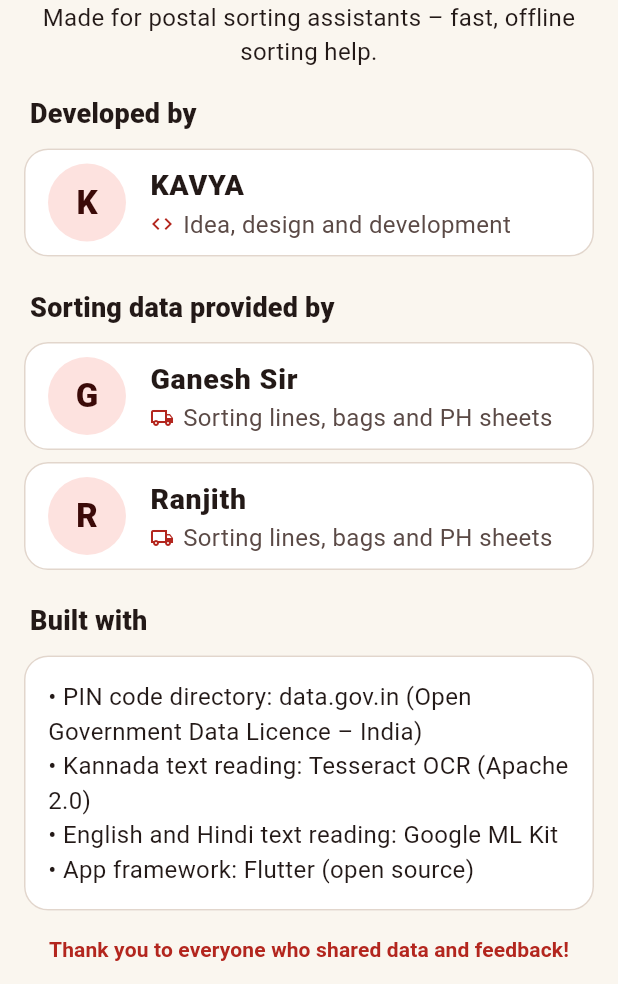
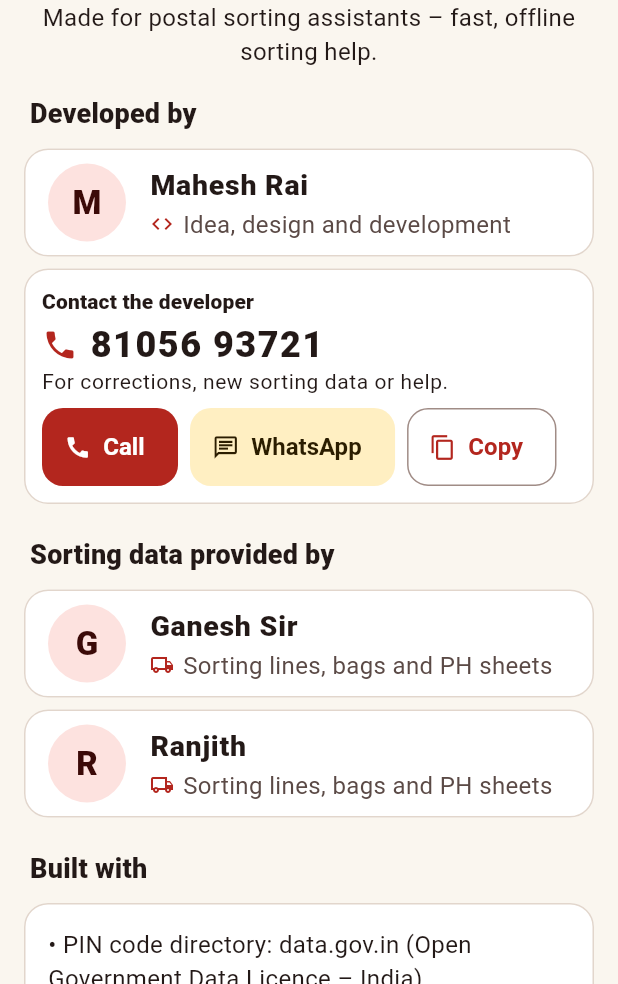
Before and after one commit to maheshraikg/po-sorting, a Flutter app: the ContributorsScreen screen opened directly, on a phone screen of 412 x 824 dp, the part 252-1236 px from its top. Run offline on Flutter 3.47's test engine with Material 3 defaults, Android fonts, the phone set to English and light mode, and no system bars; our stand-ins replace camera, csv, file_picker, flutter_tts, share_plus, shared_preferences and 3 more; missing offline and left inert: excel, google_mlkit_text_recognition; accounts and stored records are empty.

Commit message:
Contributors: developer Mahesh Rai with contact number
- Call (opens the dialer), WhatsApp and Copy buttons; no phone or
  internet permission added.
- Version 1.0.7 (8).

Co-Authored-By: Claude Opus 5.5 <noreply@anthropic.com>
Claude-Session: https://claude.ai/code/session_01J7NCzQ6vFe1yu161DyXRnu

```diff
--- a/lib/core/constants.dart
+++ b/lib/core/constants.dart
@@ -3,7 +3,7 @@ library;
 
 const String kAppNameEn = 'PO Sorting';
 const String kAppNameKn = 'ಪಿಒ ಸಾರ್ಟಿಂಗ್';
-const String kAppVersion = '1.0.6';
+const String kAppVersion = '1.0.7';
 
 /// Shown verbatim on the About screen (plus translations).
 const String kDisclaimerEn =
--- a/lib/core/l10n/app_en.arb
+++ b/lib/core/l10n/app_en.arb
@@ -1073,5 +1073,9 @@
   "roleData": "Sorting lines, bags and PH sheets",
   "creditsTitle": "Built with",
   "creditsText": "• PIN code directory: data.gov.in (Open Government Data Licence – India)\n• Kannada text reading: Tesseract OCR (Apache 2.0)\n• English and Hindi text reading: Google ML Kit\n• App framework: Flutter (open source)",
-  "contributorsThanks": "Thank you to everyone who shared data and feedback!"
+  "contributorsThanks": "Thank you to everyone who shared data and feedback!",
+  "contactDeveloper": "Contact the developer",
+  "contactDeveloperHint": "For corrections, new sorting data or help.",
+  "call": "Call",
+  "cannotOpenApp": "Could not open the app on this phone."
 }
--- a/lib/core/l10n/app_hi.arb
+++ b/lib/core/l10n/app_hi.arb
@@ -522,5 +522,9 @@
   "roleData": "सॉर्टिंग लाइनें, बैग और PH शीट",
   "creditsTitle": "इनसे बना",
   "creditsText": "• पिन कोड निर्देशिका: data.gov.in (ओपन गवर्नमेंट डेटा लाइसेंस – भारत)\n• कन्नड़ पाठ पढ़ना: Tesseract OCR (Apache 2.0)\n• अंग्रेज़ी और हिंदी पाठ पढ़ना: Google ML Kit\n• ऐप फ्रेमवर्क: Flutter (ओपन सोर्स)",
-  "contributorsThanks": "डेटा और सुझाव देने वाले सभी का धन्यवाद!"
+  "contributorsThanks": "डेटा और सुझाव देने वाले सभी का धन्यवाद!",
+  "contactDeveloper": "डेवलपर से संपर्क करें",
+  "contactDeveloperHint": "सुधार, नया सॉर्टिंग डेटा या मदद के लिए।",
+  "call": "कॉल करें",
+  "cannotOpenApp": "इस फ़ोन पर ऐप नहीं खुल सका।"
 }
--- a/lib/core/l10n/app_kn.arb
+++ b/lib/core/l10n/app_kn.arb
@@ -522,5 +522,9 @@
   "roleData": "ಸಾರ್ಟಿಂಗ್ ಲೈನ್‌ಗಳು, ಚೀಲಗಳು ಮತ್ತು PH ಹಾಳೆಗಳು",
   "creditsTitle": "ಬಳಸಲಾದ ಸಾಧನಗಳು",
   "creditsText": "• ಪಿನ್ ಕೋಡ್ ಡೈರೆಕ್ಟರಿ: data.gov.in (ಮುಕ್ತ ಸರ್ಕಾರಿ ದತ್ತಾಂಶ ಪರವಾನಗಿ – ಭಾರತ)\n• ಕನ್ನಡ ಪಠ್ಯ ಓದುವಿಕೆ: Tesseract OCR (Apache 2.0)\n• ಇಂಗ್ಲಿಷ್ ಮತ್ತು ಹಿಂದಿ ಪಠ್ಯ ಓದುವಿಕೆ: Google ML Kit\n• ಆ್ಯಪ್ ಚೌಕಟ್ಟು: Flutter (ಮುಕ್ತ ಮೂಲ)",
-  "contributorsThanks": "ಮಾಹಿತಿ ಮತ್ತು ಸಲಹೆ ನೀಡಿದ ಎಲ್ಲರಿಗೂ ಧನ್ಯವಾದಗಳು!"
+  "contributorsThanks": "ಮಾಹಿತಿ ಮತ್ತು ಸಲಹೆ ನೀಡಿದ ಎಲ್ಲರಿಗೂ ಧನ್ಯವಾದಗಳು!",
+  "contactDeveloper": "ಡೆವಲಪರ್ ಅವರನ್ನು ಸಂಪರ್ಕಿಸಿ",
+  "contactDeveloperHint": "ತಿದ್ದುಪಡಿಗಳು, ಹೊಸ ಸಾರ್ಟಿಂಗ್ ಮಾಹಿತಿ ಅಥವಾ ಸಹಾಯಕ್ಕಾಗಿ.",
+  "call": "ಕರೆ ಮಾಡಿ",
+  "cannotOpenApp": "ಈ ಫೋನ್‌ನಲ್ಲಿ ಆ್ಯಪ್ ತೆರೆಯಲು ಆಗಲಿಲ್ಲ."
 }
--- a/lib/core/l10n/app_localizations.dart
+++ b/lib/core/l10n/app_localizations.dart
@@ -3237,6 +3237,30 @@ abstract class AppLocalizations {
   /// In en, this message translates to:
   /// **'Thank you to everyone who shared data and feedback!'**
   String get contributorsThanks;
+
+  /// No description provided for @contactDeveloper.
+  ///
+  /// In en, this message translates to:
+  /// **'Contact the developer'**
+  String get contactDeveloper;
+
+  /// No description provided for @contactDeveloperHint.
+  ///
+  /// In en, this message translates to:
+  /// **'For corrections, new sorting data or help.'**
+  String get contactDeveloperHint;
+
+  /// No description provided for @call.
+  ///
+  /// In en, this message translates to:
+  /// **'Call'**
+  String get call;
+
+  /// No description provided for @cannotOpenApp.
+  ///
+  /// In en, this message translates to:
+  /// **'Could not open the app on this phone.'**
+  String get cannotOpenApp;
 }
 
 class _AppLocalizationsDelegate
--- a/lib/core/l10n/app_localizations_en.dart
+++ b/lib/core/l10n/app_localizations_en.dart
@@ -1796,4 +1796,17 @@ class AppLocalizationsEn extends AppLocalizations {
   @override
   String get contributorsThanks =>
       'Thank you to everyone who shared data and feedback!';
+
+  @override
+  String get contactDeveloper => 'Contact the developer';
+
+  @override
+  String get contactDeveloperHint =>
+      'For corrections, new sorting data or help.';
+
+  @override
+  String get call => 'Call';
+
+  @override
+  String get cannotOpenApp => 'Could not open the app on this phone.';
 }
--- a/lib/features/settings/contributors_screen.dart
+++ b/lib/features/settings/contributors_screen.dart
@@ -2,13 +2,19 @@
 library;
 
 import 'package:flutter/material.dart';
+import 'package:flutter/services.dart';
 
 import '../../core/constants.dart';
 import '../../core/l10n/app_localizations.dart';
 
-/// Contributors: (name, role) per group. Edit here to add people.
-const kDeveloper = 'KAVYA';
+/// Contributors. Edit here to add people.
+const kDeveloper = 'Mahesh Rai';
+
+/// Developer's contact number (shown in the app, so it is public).
+const kDeveloperPhone = '8105693721';
 const kDataContributors = ['Ganesh Sir', 'Ranjith'];
+
+const _contact = MethodChannel('po_sorting/contact');
 
 class ContributorsScreen extends StatelessWidget {
   const ContributorsScreen({super.key});
@@ -42,6 +48,53 @@ class ContributorsScreen extends StatelessWidget {
           Text(l.contributorsIntro, textAlign: TextAlign.center, style: t.bodyMedium),
           heading(l.developedBy),
           person(kDeveloper, l.roleDeveloper, Icons.code, key: const ValueKey('contributor_developer')),
+          Card(
+            key: const ValueKey('contact_card'),
+            child: Padding(
+              padding: const EdgeInsets.all(12),
+              child: Column(
+                crossAxisAlignment: CrossAxisAlignment.start,
+                children: [
+                  Text(l.contactDeveloper, style: t.titleSmall?.copyWith(fontWeight: FontWeight.w800)),
+                  const SizedBox(height: 4),
+                  Row(children: [
+                    Icon(Icons.phone, color: cs.primary),
+                    const SizedBox(width: 8),
+                    SelectableText(_spaced(kDeveloperPhone), style: t.titleLarge?.copyWith(fontWeight: FontWeight.w900, letterSpacing: 1)),
+                  ]),
+                  Text(l.contactDeveloperHint, style: t.bodySmall),
+                  const SizedBox(height: 8),
+                  Wrap(
+                    spacing: 8,
+                    runSpacing: 8,
+                    children: [
+                      FilledButton.icon(
+                        key: const ValueKey('contact_call'),
+                        onPressed: () => _open(context, 'dial', kDeveloperPhone),
+                        icon: const Icon(Icons.call),
+                        label: Text(l.call),
+                      ),
+                      FilledButton.tonalIcon(
+                        key: const ValueKey('contact_whatsapp'),
+                        onPressed: () => _open(context, 'whatsapp', '91$kDeveloperPhone'),
+                        icon: const Icon(Icons.chat_outlined),
+                        label: const Text('WhatsApp'),
+                      ),
+                      OutlinedButton.icon(
+                        key: const ValueKey('contact_copy'),
+                        onPressed: () {
+                          Clipboard.setData(const ClipboardData(text: kDeveloperPhone));
+                          ScaffoldMessenger.of(context).showSnackBar(SnackBar(content: Text(l.copied)));
+                        },
+                        icon: const Icon(Icons.copy),
+                        label: Text(l.copy),
+                      ),
+                    ],
+                  ),
+                ],
+              ),
+            ),
+          ),
           heading(l.dataProvidedBy),
           for (final n in kDataContributors) person(n, l.roleData, Icons.local_shipping_outlined, key: ValueKey('contributor_$n')),
           heading(l.creditsTitle),
@@ -53,3 +106,19 @@ class ContributorsScreen extends StatelessWidget {
     );
   }
 }
+
+String _spaced(String n) => n.length == 10 ? '${n.substring(0, 5)} ${n.substring(5)}' : n;
+
+Future<void> _open(BuildContext context, String method, String number) async {
+  final messenger = ScaffoldMessenger.of(context);
+  final l = AppLocalizations.of(context);
+  bool ok;
+  try {
+    ok = await _contact.invokeMethod<bool>(method, {'number': number}) ?? false;
+  } on MissingPluginException {
+    ok = false;
+  } on PlatformException {
+    ok = false;
+  }
+  if (!ok) messenger.showSnackBar(SnackBar(content: Text(l.cannotOpenApp)));
+}
--- a/pubspec.yaml
+++ b/pubspec.yaml
@@ -16,7 +16,7 @@ publish_to: 'none' # Remove this line if you wish to publish to pub.dev
 # https://developer.apple.com/library/archive/documentation/General/Reference/InfoPlistKeyReference/Articles/CoreFoundationKeys.html
 # In Windows, build-name is used as the major, minor, and patch parts
 # of the product and file versions while build-number is used as the build suffix.
-version: 1.0.6+7
+version: 1.0.7+8
 
 environment:
   sdk: ^3.13.4
```
Also changed, not shown: lib/core/l10n/app_localizations_hi.dart (+12 -0 lines), lib/core/l10n/app_localizations_kn.dart (+13 -0 lines), 2 other files.
